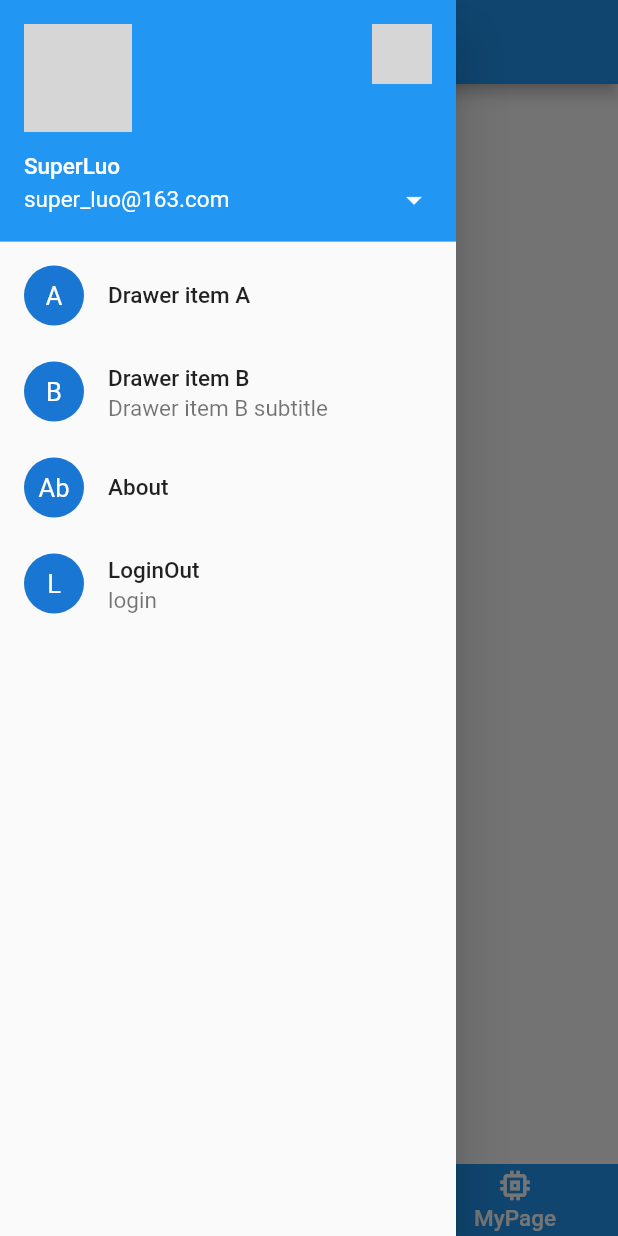
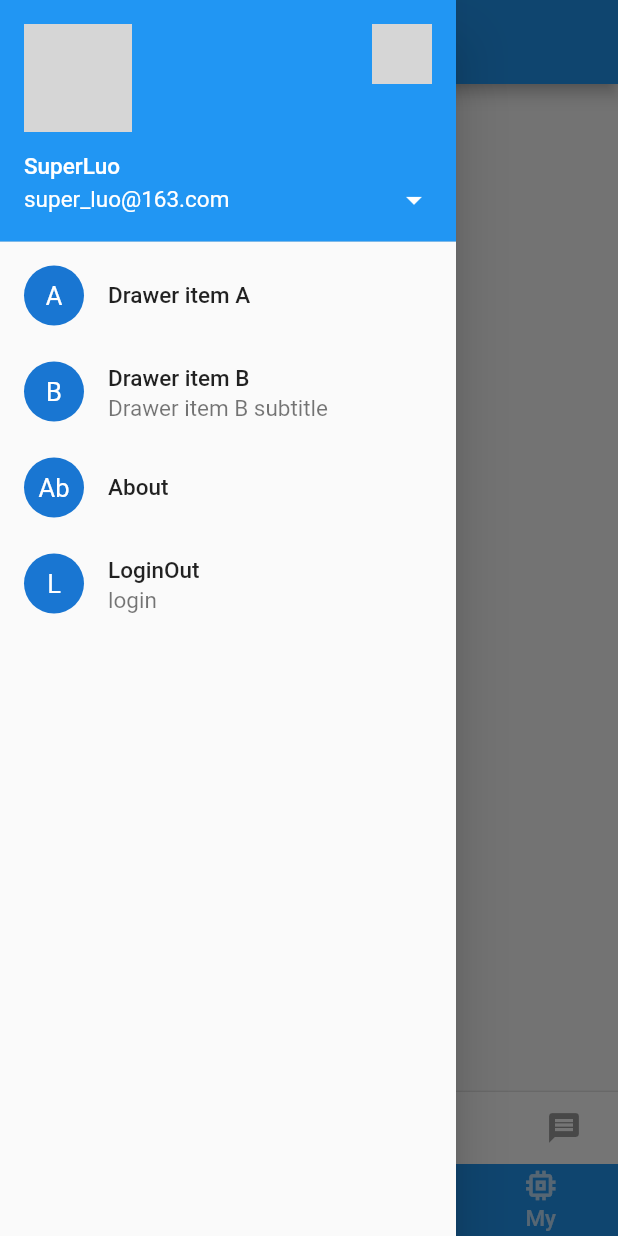
Before and after one commit to AidenCang/SkyRoad, a Flutter app: the GosundTabView screen opened directly, item 3 of the bottom bar chosen, with the side drawer open, on a phone screen of 412 x 824 dp. Run offline on Flutter 3.47's test engine with Material 2 defaults, Android fonts, the phone set to English and light mode, and no system bars; our stand-ins replace connectivity, dio, event_bus, flutter_redux, redux, retrofit and 4 more; accounts and stored records are empty; generated files the repository leaves out were written again; network calls fail; grey boxes are pictures that could not be loaded.

Commit message:
使用websocket实现聊天功能

```diff
--- /dev/null
+++ b/lib/navigator/chat_page.dart
@@ -0,0 +1,250 @@
+import 'dart:convert';
+
+import 'package:flutter/material.dart';
+import 'package:flutter/cupertino.dart';
+import 'package:flutter/foundation.dart';
+import 'package:web_socket_channel/io.dart';
+import 'package:web_socket_channel/web_socket_channel.dart';
+
+final ThemeData iOSTheme = new ThemeData(
+  primarySwatch: Colors.red,
+  primaryColor: Colors.grey[400],
+  primaryColorBrightness: Brightness.dark,
+);
+final ThemeData androidTheme = new ThemeData(
+  primarySwatch: Colors.blue,
+  accentColor: Colors.green,
+);
+
+const String defaultUserName = "MeandNi";
+
+//void main() => runApp(new MyApp());
+//
+//class MyApp extends StatelessWidget {
+//  @override
+//  Widget build(BuildContext ctx) {
+//    return new MaterialApp(
+//      title: "Chat Application",
+//      theme:
+//          defaultTargetPlatform == TargetPlatform.iOS ? iOSTheme : androidTheme,
+//      home: new Chat(),
+//    );
+//  }
+//}
+enum MessageType { send, accept }
+
+class ChatPage extends StatefulWidget {
+  @override
+  State createState() => new ChatWindow();
+}
+
+class ChatWindow extends State<ChatPage> with TickerProviderStateMixin {
+  final List<Msg> _messages = <Msg>[];
+  WebSocketChannel channel;
+  final TextEditingController _textController = new TextEditingController();
+  bool _isWriting = false;
+
+  @override
+  void initState() {
+    initWebsocket();
+    super.initState();
+  }
+
+  initWebsocket() {
+    if (channel == null) {
+      channel =
+          IOWebSocketChannel.connect('ws://127.0.0.1:8000/channels/rooms/');
+    }
+    channel.stream.listen((data) {
+      print(json.decode(data)["message"]);
+      accetpMsg(json.decode(data)["message"]["message"],
+          json.decode(data)["message"]["type"]);
+    });
+  }
+
+  @override
+  Widget build(BuildContext ctx) {
+    return new Scaffold(
+      body: new Column(children: <Widget>[
+        new Flexible(
+            child: new ListView.builder(
+              itemBuilder: (_, int index) => _messages[index],
+              itemCount: _messages.length,
+              reverse: true,
+              padding: new EdgeInsets.all(6.0),
+            )),
+        new Divider(height: 1.0),
+        new Container(
+          child: _buildComposer(),
+          decoration: new BoxDecoration(color: Theme.of(ctx).cardColor),
+        ),
+//        StreamBuilder(
+//          stream: channel?.stream,
+//          builder: (context, snapshot) {
+//            return new Padding(
+//              padding: const EdgeInsets.symmetric(vertical: 24.0),
+//              child:
+//              new Text(snapshot.hasData ? '${snapshot.data}' : ''),
+//            );
+//          },
+//        )
+      ]),
+    );
+  }
+
+  Widget _buildComposer() {
+    return new IconTheme(
+      data: new IconThemeData(color: Theme.of(context).accentColor),
+      child: new Container(
+          margin: const EdgeInsets.symmetric(horizontal: 9.0),
+          child: new Row(
+            children: <Widget>[
+              new Flexible(
+                child: new TextField(
+                  controller: _textController,
+                  onChanged: (String txt) {
+                    setState(() {
+                      _isWriting = txt.length > 0;
+                    });
+                  },
+                  onSubmitted: _submitMsg,
+                  decoration: new InputDecoration.collapsed(
+                      hintText: "Enter some text to send a message"),
+                ),
+              ),
+              new Container(
+                  margin: new EdgeInsets.symmetric(horizontal: 3.0),
+                  child: Theme.of(context).platform == TargetPlatform.iOS
+                      ? new CupertinoButton(
+                      child: new Text("Submit"),
+                      onPressed: _isWriting
+                          ? () => _submitMsg(_textController.text)
+                          : null)
+                      : new IconButton(
+                    icon: new Icon(Icons.message),
+                    onPressed: _isWriting
+                        ? () => _submitMsg(_textController.text)
+                        : null,
+                  )),
+            ],
+          ),
+          decoration: Theme.of(context).platform == TargetPlatform.iOS
+              ? new BoxDecoration(
+              border: new Border(top: new BorderSide(color: Colors.brown)))
+              : null),
+    );
+  }
+
+  void _submitMsg(String txt) {
+    _textController.clear();
+    setState(() {
+      _isWriting = false;
+    });
+    Msg msg = new Msg(
+      txt: txt,
+      animationController: new AnimationController(
+          vsync: this, duration: new Duration(milliseconds: 800)),
+    );
+    setState(() {
+      _messages.insert(0, msg);
+    });
+    if (txt.isNotEmpty) {
+      channel.sink.add(json.encode({
+        "message": {"message": txt, "type": "send"}
+      }));
+    }
+    msg.animationController.forward();
+  }
+
+  void accetpMsg(String txt, String type) {
+    if (type == "send") {
+      return;
+    }
+    Msg msg = new Msg(
+      txt: txt,
+      animationController: new AnimationController(
+          vsync: this, duration: new Duration(milliseconds: 800)),
+      messageType: MessageType.accept,
+    );
+    setState(() {
+      _messages.insert(0, msg);
+    });
+    msg.animationController.forward();
+  }
+
+  @override
+  void dispose() {
+    channel.sink.close();
+    super.dispose();
+  }
+}
+
+class Msg extends StatelessWidget {
+  Msg(
+      {this.txt,
+        this.animationController,
+        this.messageType = MessageType.send});
+
+  final MessageType messageType;
+
+  final String txt;
+  final AnimationController animationController;
+
+  @override
+  Widget build(BuildContext ctx) {
+    return SizeTransition(
+      sizeFactor:
+      CurvedAnimation(parent: animationController, curve: Curves.easeOut),
+      axisAlignment: 0.0,
+      child: Container(
+        margin: const EdgeInsets.symmetric(vertical: 8.0),
+        child: messageType == MessageType.send
+            ? Row(
+          crossAxisAlignment: CrossAxisAlignment.start,
+          children: <Widget>[
+            Container(
+              margin: const EdgeInsets.only(right: 18.0),
+              child: CircleAvatar(child: new Text(defaultUserName[0])),
+            ),
+            Expanded(
+              child: Column(
+                crossAxisAlignment: CrossAxisAlignment.start,
+                children: <Widget>[
+                  Text(defaultUserName,
+                      style: Theme.of(ctx).textTheme.subhead),
+                  Container(
+                    margin: const EdgeInsets.only(top: 6.0),
+                    child: Text(txt),
+                  ),
+                ],
+              ),
+            ),
+          ],
+        )
+            : Row(
+          mainAxisAlignment: MainAxisAlignment.end,
+          children: <Widget>[
+            Column(
+              crossAxisAlignment: CrossAxisAlignment.start,
+              children: <Widget>[
+                Text(defaultUserName,
+                    style: Theme.of(ctx).textTheme.subhead),
+                Container(
+                  margin: const EdgeInsets.only(top: 6.0),
+                  child: Text(txt),
+                ),
+              ],
+            ),
+            SizedBox(
+              width: 8,
+            ),
+            Container(
+              margin: const EdgeInsets.only(right: 18.0),
+              child: CircleAvatar(child: new Text(defaultUserName[0])),
+            )
+          ],
+        ),
+      ),
+    );
+  }
+}
--- a/lib/widget/gosund_tabview.dart
+++ b/lib/widget/gosund_tabview.dart
@@ -1,4 +1,5 @@
 import 'package:flutter/material.dart';
+import 'package:skyroad/navigator/chat_page.dart';
 import 'package:skyroad/navigator/drawer_page.dart';
 import 'package:skyroad/navigator/home_page.dart';
 import 'package:skyroad/navigator/my_page.dart';
@@ -31,7 +32,7 @@ class _GosundTabViewState extends State<GosundTabView>
   @override
   void initState() {
     // TODO: implement initState
-    _tabController = TabController(length: 3, vsync: this);
+    _tabController = TabController(length: 4, vsync: this);
     _pageController = PageController();
     super.initState();
   }
@@ -56,7 +57,7 @@ class _GosundTabViewState extends State<GosundTabView>
         body: PageView(
           physics: NeverScrollableScrollPhysics(),
           controller: _pageController,
-          children: <Widget>[HomePage(), SmartPage(), MyPage()],
+          children: <Widget>[HomePage(), SmartPage(), ChatPage(), MyPage()],
           onPageChanged: (index) {
             _tabController.animateTo(index);
           },
@@ -70,9 +71,10 @@ class _GosundTabViewState extends State<GosundTabView>
             indicator: const BoxDecoration(),
             controller: _tabController,
             tabs: [
-              _renderTab(Icons.home, "homePage"),
-              _renderTab(Icons.smartphone, "SmartPage"),
-              _renderTab(Icons.memory, "MyPage")
+              _renderTab(Icons.home, "home"),
+              _renderTab(Icons.smartphone, "Smart"),
+              _renderTab(Icons.chat, "chat"),
+              _renderTab(Icons.memory, "My"),
             ],
             onTap: (index) {
 //              _pageController.jumpTo(MediaQuery.of(context).size.width * index);
@@ -81,7 +83,4 @@ class _GosundTabViewState extends State<GosundTabView>
           )),
         ));
   }
-
-
-
 }
--- a/pubspec.yaml
+++ b/pubspec.yaml
@@ -42,6 +42,8 @@ dependencies:
   #数据库处理
   sqflite: ^1.1.6+3
   rxdart: ^0.22.1+1
+  #  web_socket使用
+  web_socket_channel: ^1.0.15
 
 
 dev_dependencies:
```
Also changed, not shown: pubspec.lock.
